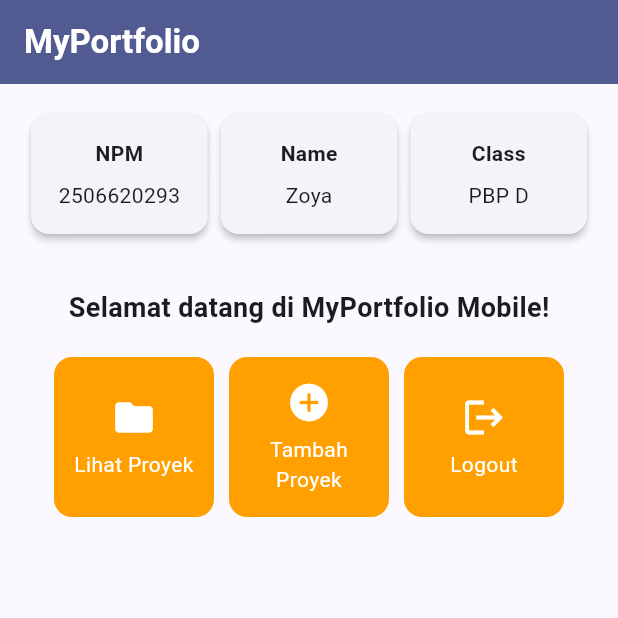
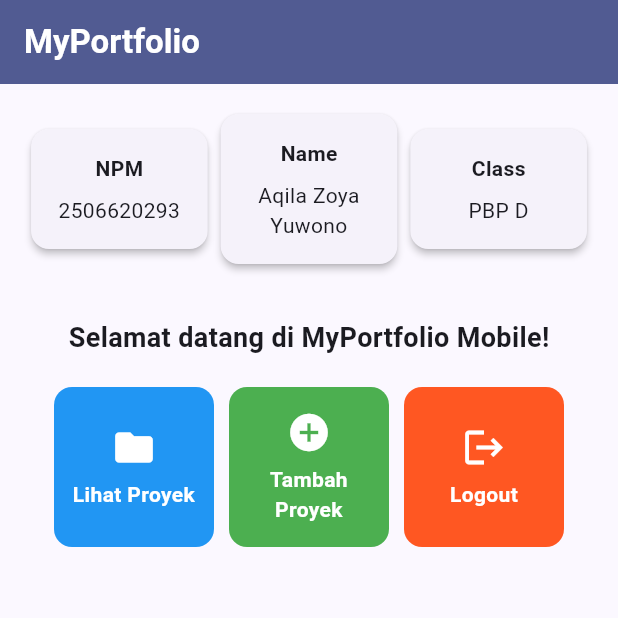
Before and after one commit to zzoyya/myportofolio_mobile, a Flutter app: the screen it shows after launch, on a phone screen of 412 x 824 dp, the top half of it. Run offline on Flutter 3.47's test engine with Material 3 defaults, Android fonts, the phone set to English and light mode, and no system bars.

Commit message:
Implement personal Flutter portfolio

```diff
--- a/lib/menu.dart
+++ b/lib/menu.dart
@@ -2,19 +2,19 @@ import 'package:flutter/material.dart';
 
 class MyHomePage extends StatelessWidget {
   MyHomePage({super.key});
+
   final String npm = "2506620293";
-  final String nama = "Zoya";
+  final String nama = "Aqila Zoya Yuwono";
   final String kelas = "PBP D";
 
   final List<ItemHomepage> items = [
-    ItemHomepage("Lihat Proyek", Icons.folder),
-    ItemHomepage("Tambah Proyek", Icons.add_circle),
-    ItemHomepage("Logout", Icons.logout),
+    ItemHomepage("Lihat Proyek", Icons.folder, Colors.blue),
+    ItemHomepage("Tambah Proyek", Icons.add_circle, Colors.green),
+    ItemHomepage("Logout", Icons.logout, Colors.deepOrange),
   ];
 
   @override
   Widget build(BuildContext context) {
-    // Scaffold menyediakan struktur visual dasar halaman.
     return Scaffold(
       appBar: AppBar(
         title: const Text(
@@ -79,7 +79,7 @@ class MyHomePage extends StatelessWidget {
 }
 
 class InfoCard extends StatelessWidget {
-  // Kartu informasi yang menampilkan judul (title) dan isi (content).
+  // Kartu informasi yang menampilkan judul dan isi.
   final String title;
   final String content;
 
@@ -88,18 +88,15 @@ class InfoCard extends StatelessWidget {
   @override
   Widget build(BuildContext context) {
     return Card(
-      // Memberikan efek bayangan kartu elevasi 2 unit.
       elevation: 2.0,
       child: Container(
-        // Menyesuaikan lebar kartu dengan proporsi layar.
         width: MediaQuery.of(context).size.width / 3.5,
         padding: const EdgeInsets.all(16.0),
-        // Menyusun teks title dan content secara vertikal.
         child: Column(
           children: [
             Text(title, style: const TextStyle(fontWeight: FontWeight.bold)),
             const SizedBox(height: 8.0),
-            Text(content),
+            Text(content, textAlign: TextAlign.center),
           ],
         ),
       ),
@@ -110,8 +107,9 @@ class InfoCard extends StatelessWidget {
 class ItemHomepage {
   final String name;
   final IconData icon;
+  final Color color;
 
-  ItemHomepage(this.name, this.icon);
+  ItemHomepage(this.name, this.icon, this.color);
 }
 
 class ItemCard extends StatelessWidget {
@@ -122,13 +120,12 @@ class ItemCard extends StatelessWidget {
   @override
   Widget build(BuildContext context) {
     return Material(
-      // Menggunakan warna sekunder dari skema tema aplikasi.
-      color: Theme.of(context).colorScheme.secondary,
+      // Menggunakan warna sesuai dengan masing-masing item.
+      color: item.color,
       borderRadius: BorderRadius.circular(12),
       child: InkWell(
-        // Aksi ketika kartu ditekan oleh pengguna.
+        // Aksi ketika kartu ditekan.
         onTap: () {
-          // Menampilkan SnackBar dengan pesan interaktif.
           ScaffoldMessenger.of(context)
             ..hideCurrentSnackBar()
             ..showSnackBar(
@@ -148,7 +145,10 @@ class ItemCard extends StatelessWidget {
                 Text(
                   item.name,
                   textAlign: TextAlign.center,
-                  style: const TextStyle(color: Colors.white),
+                  style: const TextStyle(
+                    color: Colors.white,
+                    fontWeight: FontWeight.bold,
+                  ),
                 ),
               ],
             ),
```
Also changed, not shown: lib/main.dart (+0 -16 lines), 1 other file.
